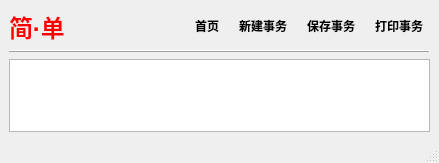
Above: views/dashboard_template.ui from earlideal/jiandan before the change. Below: the same form after it.
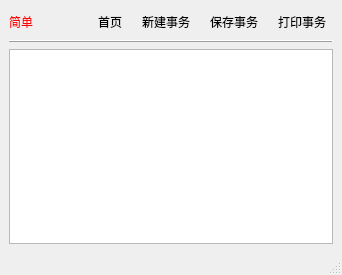
That is the form after the change.

What changed in the file:
```diff
--- a/views/dashboard_template.ui
+++ b/views/dashboard_template.ui
@@ -6,8 +6,8 @@
    <rect>
     <x>0</x>
     <y>0</y>
-    <width>439</width>
-    <height>163</height>
+    <width>342</width>
+    <height>275</height>
    </rect>
   </property>
   <property name="windowTitle">
@@ -62,16 +62,8 @@
           </disabled>
          </palette>
         </property>
-        <property name="font">
-         <font>
-          <family>System</family>
-          <pointsize>18</pointsize>
-          <weight>75</weight>
-          <bold>true</bold>
-         </font>
-        </property>
         <property name="text">
-         <string>简·单</string>
+         <string>简单</string>
         </property>
        </widget>
       </item>
@@ -96,13 +88,6 @@
           <height>30</height>
          </size>
         </property>
-        <property name="font">
-         <font>
-          <family>Microsoft YaHei UI</family>
-          <weight>75</weight>
-          <bold>true</bold>
-         </font>
-        </property>
         <property name="text">
          <string>首页</string>
         </property>
@@ -125,13 +110,6 @@
           <height>30</height>
          </size>
         </property>
-        <property name="font">
-         <font>
-          <family>Microsoft YaHei UI</family>
-          <weight>75</weight>
-          <bold>true</bold>
-         </font>
-        </property>
         <property name="text">
          <string>新建事务</string>
         </property>
@@ -154,13 +132,6 @@
           <height>30</height>
          </size>
         </property>
-        <property name="font">
-         <font>
-          <family>Microsoft YaHei UI</family>
-          <weight>75</weight>
-          <bold>true</bold>
-         </font>
-        </property>
         <property name="text">
          <string>保存事务</string>
         </property>
@@ -183,13 +154,6 @@
           <height>30</height>
          </size>
         </property>
-        <property name="font">
-         <font>
-          <family>Microsoft YaHei UI</family>
-          <weight>75</weight>
-          <bold>true</bold>
-         </font>
-        </property>
         <property name="text">
          <string>打印事务</string>
         </property>
```
